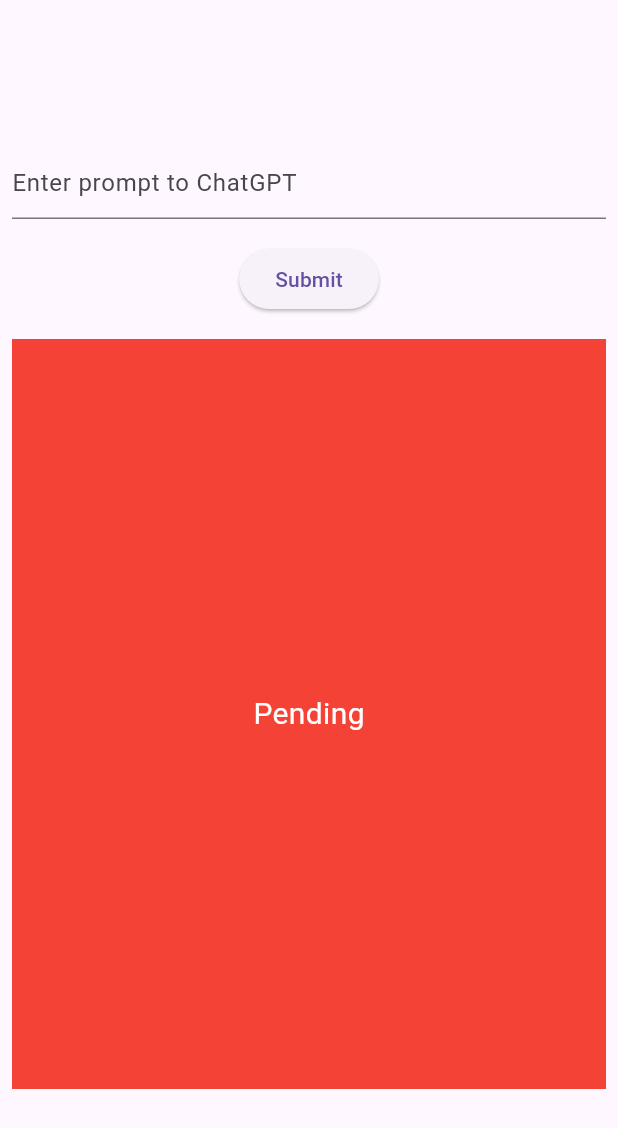
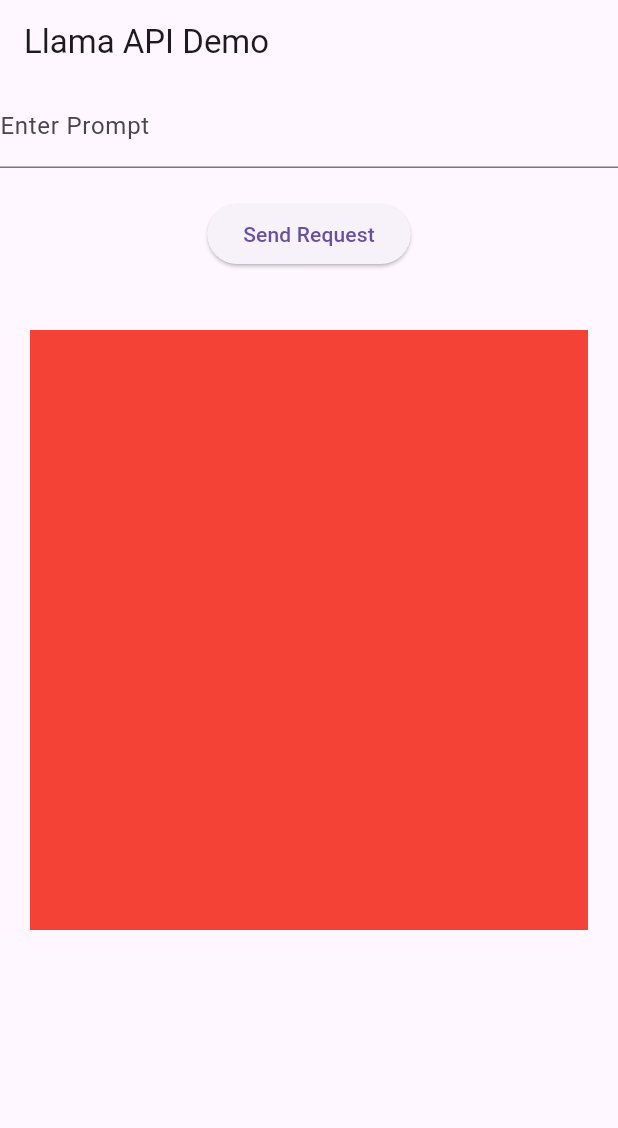
Before and after one commit to preciq/flutter_sampleChatGPTApp, a Flutter app: the screen it shows after launch, on a phone screen of 412 x 824 dp. Shown: the top 1128 px of the screen. Run offline on Flutter 3.47's test engine with Material 3 defaults, Android fonts, the phone set to English and light mode, and no system bars.

Commit message:
Meta Llama chat bot

```diff
--- a/lib/main.dart
+++ b/lib/main.dart
@@ -1,128 +1,120 @@
+import 'package:flutter/material.dart';
+import 'package:http/http.dart' as http;
 import 'dart:convert';
 
-import 'package:flutter/material.dart';
-import 'package:http/http.dart' as http;
-
 void main() {
-  runApp(const MainApp());
+  runApp(MyApp());
 }
 
-class MainApp extends StatelessWidget {
-  const MainApp({super.key});
+class MyApp extends StatelessWidget {
+  @override
+  Widget build(BuildContext context) {
+    return MaterialApp(
+      title: 'Llama API Demo',
+      theme: ThemeData(
+        primarySwatch: Colors.blue,
+      ),
+      home: MyHomePage(),
+    );
+  }
+}
+
+class MyHomePage extends StatefulWidget {
+  @override
+  _MyHomePageState createState() => _MyHomePageState();
+}
+
+class _MyHomePageState extends State<MyHomePage> {
+  String _responseText = '';
+  final TextEditingController _promptController = TextEditingController();
+
+  Future<void> _fetchData() async {
+    const String url = 'https://api.replicate.com/v1/predictions';
+    const String token = 'r8_S1jRu33UXar3TA6msFU1fyV8ngmAcfk1lCkpa';
+    final Map<String, dynamic> jsonBody = {
+      "version":
+          "02e509c789964a7ea8736978a43525956ef40397be9033abf9fd2badfe68c9e3",
+      "input": {"prompt": _promptController.text}
+    };
+
+    final response = await http.post(
+      Uri.parse(url),
+      headers: {
+        'Authorization': 'Token $token',
+        'Content-Type': 'application/json',
+      },
+      body: json.encode(jsonBody),
+    );
+
+    final responseData = json.decode(response.body);
+
+    if (responseData.containsKey('urls') &&
+        responseData['urls'].containsKey('get')) {
+      final getUrl = responseData['urls']['get'];
+
+      final getResponse = await http.get(
+        Uri.parse(getUrl),
+        headers: {'Authorization': 'Token $token'},
+      );
+
+      final getResponseData = json.decode(getResponse.body);
+
+      setState(() {
+        _responseText = json.encode(getResponseData);
+      });
+    }
+  }
 
   @override
   Widget build(BuildContext context) {
-    return const MaterialApp(home: HomePage());
-  }
-}
-
-class HomePage extends StatefulWidget {
-  const HomePage({super.key});
-
-  @override
-  State<HomePage> createState() => _HomePageState();
-}
-
-class _HomePageState extends State<HomePage> {
-  final TextEditingController txt = TextEditingController();
-  String userInput = "";
-  String chatGPTResponse = "Pending";
-
-  @override
-  Widget build(BuildContext context) {
-    return SafeArea(
-      child: Scaffold(
+    return Scaffold(
+      appBar: AppBar(
+        title: const Text('Llama API Demo'),
+      ),
       body: Center(
         child: Column(
           mainAxisAlignment: MainAxisAlignment.center,
-            children: [
-              Padding(
-                padding: const EdgeInsets.all(8.0),
-                child: TextField(
-                  controller: txt,
+          children: <Widget>[
+            TextField(
+              controller: _promptController,
               decoration: const InputDecoration(
-                      hintText: "Enter prompt to ChatGPT"),
+                labelText: 'Enter Prompt',
               ),
             ),
-              Padding(
-                padding: const EdgeInsets.all(8.0),
-                child: ElevatedButton(
-                    onPressed: () {
-                      setState(() {
-                        submitButtonPressed();
-                      });
-                    },
-                    child: const Text("Submit")),
+            const SizedBox(height: 20),
+            ElevatedButton(
+              onPressed: _fetchData,
+              child: const Text('Send Request'),
             ),
-              Flexible(
+            const SizedBox(height: 20),
+            Expanded(
+              child: SingleChildScrollView(
                 child: Padding(
-                  padding: const EdgeInsets.all(8.0),
+                  padding: const EdgeInsets.all(20.0),
                   child: Container(
+                    height: 400,
+                    width: 400,
                     color: Colors.red,
-                      height: 500,
-                      width: 500,
-                      child: Center(
                     child: Text(
-                          chatGPTResponse,
-                          style: const TextStyle(
-                            fontSize: 20,
-                            color: Colors.white,
+                      _responseText,
+                      style: const TextStyle(fontSize: 16),
                     ),
                   ),
-                      )),
                 ),
-              )
+              ),
+            ),
           ],
-          ),
         ),
       ),
     );
   }
-
-  Future<String> postRequestToChatGPT() async {
-    Uri url = Uri.https("api.openai.com", "/v1/chat/completions");
-
-    Map<String, dynamic> body = {
-      "model": "gpt-3.5-turbo",
-      "messages": [
-        {"role": "user", "content": userInput}
-      ],
-      "temperature": 0.7
-    };
-
-    var response = await http.post(url,
-        headers: {
-          "Content-Type": "application/json",
-          "Authorization":
-              "Bearer ", //put your actual auth key here after "Bearer"
-        },
-        body: json.encode(body));
-
-    if (response.statusCode == 200) {
-      print("Success!");
-    } else {
-      print("Error! ${response.statusCode}");
 }
 
-    return json.decode(response.body)["choices"][0]["message"]["content"];
-    //return response.body;
-  }
-
-  void submitButtonPressed() async {
-    setState(() {
-      userInput = txt.text;
-    });
-    chatGPTResponse = await postRequestToChatGPT();
-    setState(() {});
-  }
-}
+/*
 
 
-/*
-Additions:
-
-Make response container scrollable - Shohag
-Add an appbar at the top with a drawer that shows the responses - Mithu
-Create a list to save responses and display in a listview (Just create the listview, don't need to display it, will be displayed in second requirement) - Shakil
+3.Create a list to save responses and display
+in a listview (Just create the listview, don't need
+to display it, will be displayed in second requirement) - Shakil
 
 */
```
Also changed, not shown: lib/history.dart (added, +48 -0 lines). Lines whose indentation alone changed are shown as unchanged.
